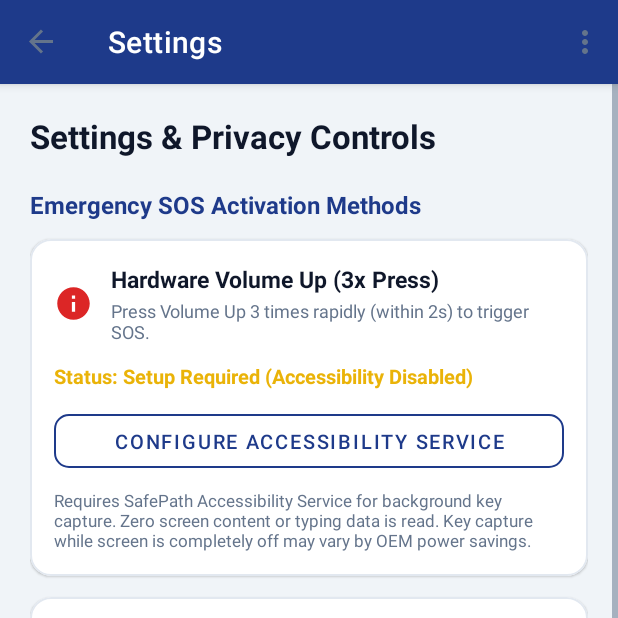
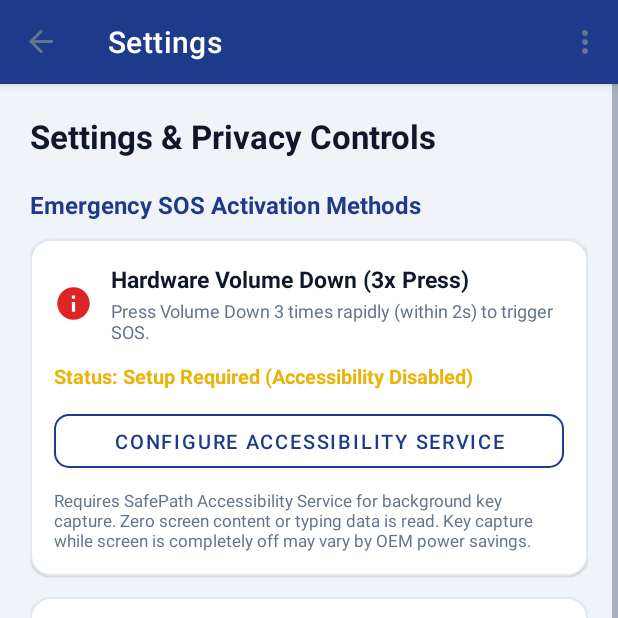
Before and after one commit to ISH2-u/SafePath, an Android app: the MainActivity screen opened directly, with no data from a screen before it, item 5 of the bottom bar chosen, on a phone screen of 412 x 824 dp, the top half of it. Run offline under Robolectric (Android 15) with nearby library versions, the phone set to English and light mode, and no system bars; our stand-ins replace Room's generated code, navigation-ui; 1 statement that could not run was skipped.

Commit message:
feat(sos): switch hardware SOS trigger from Volume Up x3 to Volume Down x3

```diff
--- a/android-app/app/src/main/java/com/safepath/ai/activities/MainActivity.java
+++ b/android-app/app/src/main/java/com/safepath/ai/activities/MainActivity.java
@@ -70,7 +70,7 @@ public class MainActivity extends AppCompatActivity {
         // Hardware Volume Key SOS trigger in foreground
         volumeKeyDetector = new VolumeKeyDetector(() -> {
             SosCoordinator.getInstance(getApplicationContext())
-                    .startCountdown("VOLUME_KEY", null, "Hardware SOS: Volume Up x3 (Foreground)");
+                    .startCountdown("VOLUME_KEY", null, "Hardware SOS: Volume Down x3 (Foreground)");
         });
 
         // Navigation
--- a/android-app/app/src/main/java/com/safepath/ai/controllers/SosCoordinator.java
+++ b/android-app/app/src/main/java/com/safepath/ai/controllers/SosCoordinator.java
@@ -40,7 +40,7 @@ import java.util.UUID;
  * CRITICAL ARCHITECTURE RULE:
  * All SOS activation methods:
  * 1. Manual in-app SOS button (SosFragment)
- * 2. Hardware Volume Up triple press (SosAccessibilityService / MainActivity)
+ * 2. Hardware Volume Down triple press (SosAccessibilityService / MainActivity)
  * 3. Quick Settings SOS Tile (SosQuickSettingsTileService)
  * use this exact SAME coordinator instance.
  *
--- a/android-app/app/src/main/java/com/safepath/ai/services/SosAccessibilityService.java
+++ b/android-app/app/src/main/java/com/safepath/ai/services/SosAccessibilityService.java
@@ -17,14 +17,14 @@ import com.safepath.ai.controllers.SosCoordinator;
 import com.safepath.ai.controllers.VolumeKeyDetector;
 
 /**
- * SosAccessibilityService — Intercepts physical Volume Up hardware key events globally
+ * SosAccessibilityService — Intercepts physical Volume Down hardware key events globally
  * using Android's AccessibilityService framework with key-event filtering.
  *
  * SPECIFICATION & SECURITY:
  * - Only filters key events (FLAG_REQUEST_FILTER_KEY_EVENTS).
  * - Does not read screen contents, text, or user input (eventTypes = 0).
  * - Completely disclosed in SafePath settings with direct shortcut to system settings.
- * - Detects 3 rapid Volume Up presses (within 2s) to activate Emergency SOS.
+ * - Detects 3 rapid Volume Down presses (within 2s) to activate Emergency SOS.
  */
 public class SosAccessibilityService extends AccessibilityService {
 
@@ -65,7 +65,7 @@ public class SosAccessibilityService extends AccessibilityService {
         mainHandler.post(() -> {
             // 1. Initiate shared SOS countdown on SosCoordinator
             SosCoordinator coordinator = SosCoordinator.getInstance(getApplicationContext());
-            coordinator.startCountdown("VOLUME_KEY", null, "Hardware SOS: Volume Up x3");
+            coordinator.startCountdown("VOLUME_KEY", null, "Hardware SOS: Volume Down x3");
 
             // 2. Bring SafePath app to foreground if permitted
             try {
--- a/android-app/app/src/main/res/layout/fragment_settings.xml
+++ b/android-app/app/src/main/res/layout/fragment_settings.xml
@@ -71,7 +71,7 @@
                         <TextView
                             android:layout_width="wrap_content"
                             android:layout_height="wrap_content"
-                            android:text="Hardware Volume Up (3x Press)"
+                            android:text="Hardware Volume Down (3x Press)"
                             android:textSize="15sp"
                             android:textStyle="bold"
                             android:textColor="@color/color_on_surface" />
@@ -80,7 +80,7 @@
                             android:layout_width="wrap_content"
                             android:layout_height="wrap_content"
                             android:layout_marginTop="2dp"
-                            android:text="Press Volume Up 3 times rapidly (within 2s) to trigger SOS."
+                            android:text="Press Volume Down 3 times rapidly (within 2s) to trigger SOS."
                             android:textSize="12sp"
                             android:textColor="@color/color_on_surface_variant" />
                     </LinearLayout>
--- a/android-app/app/src/main/res/layout/fragment_voice_codeword.xml
+++ b/android-app/app/src/main/res/layout/fragment_voice_codeword.xml
@@ -220,7 +220,7 @@
             android:layout_height="wrap_content"
             android:layout_marginTop="16dp"
             android:layout_marginBottom="24dp"
-            android:text="SafePath provides three primary SOS activation methods: physical Volume Up (3x), Quick Settings notification tile, and in-app SOS."
+            android:text="SafePath provides three primary SOS activation methods: physical Volume Down (3x), Quick Settings notification tile, and in-app SOS."
             android:textSize="11sp"
             android:textColor="@color/color_on_surface_variant"
             android:gravity="center" />
--- a/android-app/app/src/main/res/values/strings.xml
+++ b/android-app/app/src/main/res/values/strings.xml
@@ -108,5 +108,5 @@
     <!-- Emergency SOS Triggers -->
     <string name="tile_sos_label">SafePath SOS</string>
     <string name="accessibility_service_name">SafePath Hardware SOS Service</string>
-    <string name="accessibility_service_description">Monitors physical Volume Up key presses (3x within 2s) to activate Emergency SOS when in foreground or background. SafePath does not inspect screen contents or typed text.</string>
+    <string name="accessibility_service_description">Monitors physical Volume Down key presses (3x within 2s) to activate Emergency SOS when in foreground or background. SafePath does not inspect screen contents or typed text.</string>
 </resources>
```
Also changed, not shown: android-app/app/src/main/java/com/safepath/ai/controllers/VolumeKeyDetector.java (+12 -4 lines), 1 other file.
